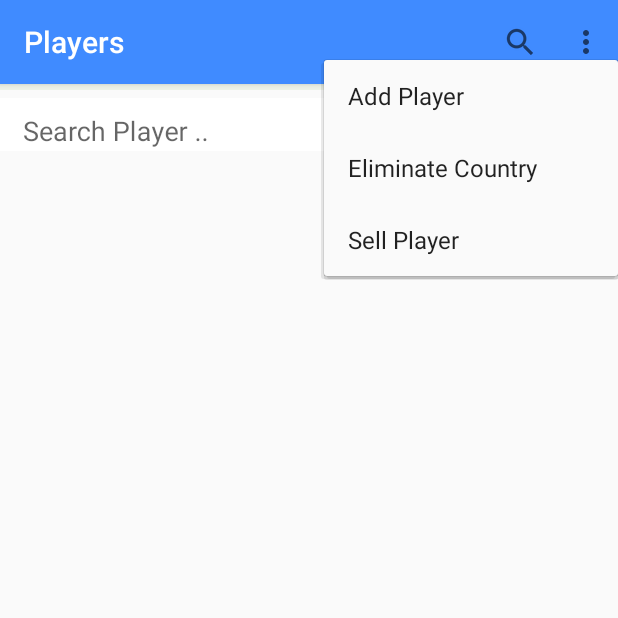
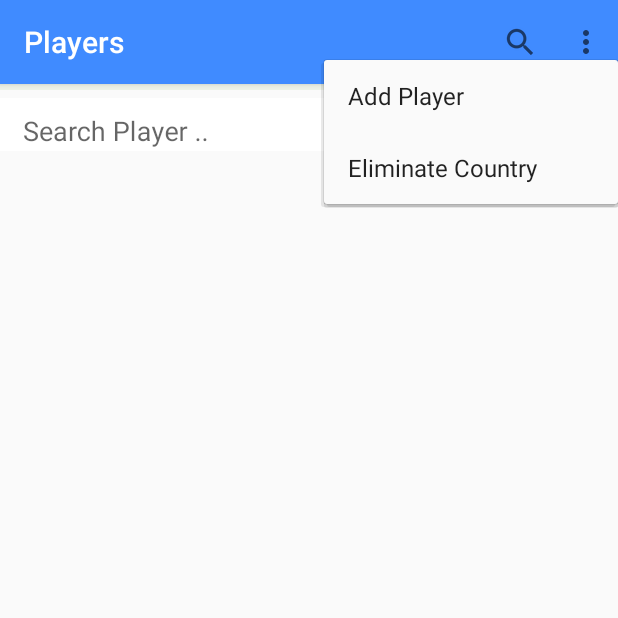
Before and after one commit to apurvsahay/GFF_ECFL, an Android app: the AdminActivity screen opened directly, with no data from a screen before it, after a tap on an icon or button, on a phone screen of 412 x 824 dp, the top half of it. Run offline under Robolectric (Android 15) with nearby library versions, the phone set to English and light mode, and no system bars; our stand-ins replace Firebase (no records; nobody signed in at launch, a user with empty details on screens opened directly); 1 other tap on this screen came first.

Commit message:
Sell Player

```diff
--- a/app/src/main/java/com/example/gffecfl/AdminActivity.java
+++ b/app/src/main/java/com/example/gffecfl/AdminActivity.java
@@ -152,8 +152,6 @@ public class AdminActivity extends AppCompatActivity implements PopupMenu.OnMenu
                 return true;
             case R.id.optionEliminateCountry:
                 return true;
-            case R.id.optionSellPlayer:
-                return true;
         }
         return false;
     }
--- a/app/src/main/res/menu/options_admin.xml
+++ b/app/src/main/res/menu/options_admin.xml
@@ -4,6 +4,4 @@
         android:title="Add Player" />
     <item android:id="@+id/optionEliminateCountry"
         android:title="Eliminate Country" />
-    <item android:id="@+id/optionSellPlayer"
-        android:title="Sell Player" />
 </menu>
```
Also changed, not shown: app/src/main/java/com/example/gffecfl/IndividualPlayerDetailActivity.java (+17 -0 lines).
